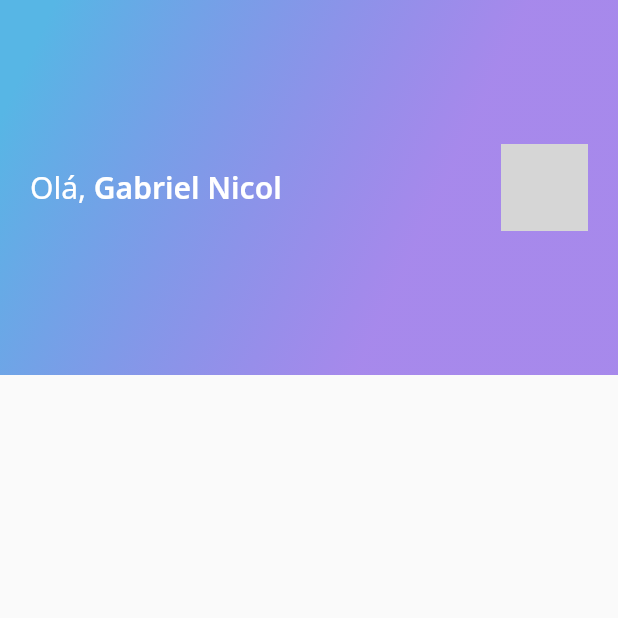
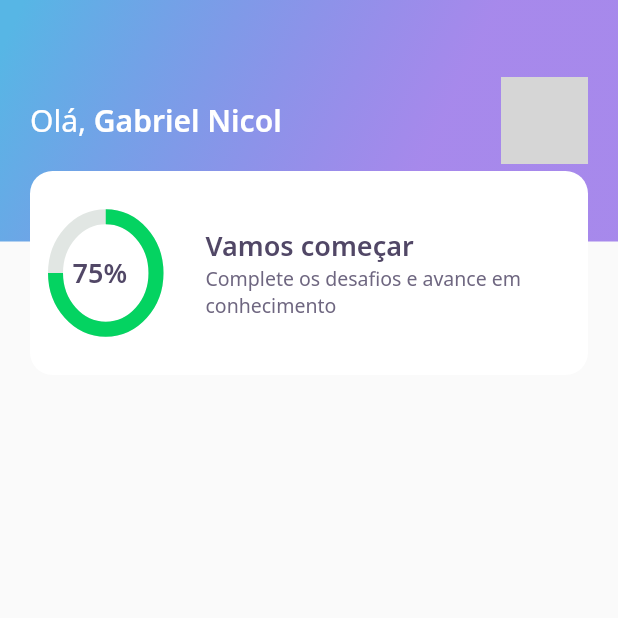
Before and after one commit to moraesnicol/quiz_dev, a Flutter app: the screen it shows after launch, on a phone screen of 412 x 824 dp, the top half of it. Run offline on Flutter 3.47's test engine with Material 2 defaults, Android fonts, the light colour scheme and no system bars; our stand-ins replace google_fonts; network calls fail; grey boxes are pictures that could not be loaded.

Commit message:
finish app bar

```diff
--- a/lib/main.dart
+++ b/lib/main.dart
@@ -1,7 +1,6 @@
 import 'package:dev_quiz/home/home_page.dart';
 import 'package:flutter/material.dart';
 
-import 'core/app_widget.dart';
 
 void main() {
   runApp(MyApp());
--- a/lib/widgets/appbar/app_bar_widiget.dart
+++ b/lib/widgets/appbar/app_bar_widiget.dart
@@ -2,6 +2,7 @@ import 'dart:io';
 
 import 'package:dev_quiz/core/app_gradients.dart';
 import 'package:dev_quiz/core/app_text_styles.dart';
+import 'package:dev_quiz/widgets/score_card/score_card_widiget.dart';
 import 'package:flutter/material.dart';
 
 class AppBarWidiget extends PreferredSize {
@@ -10,9 +11,13 @@ class AppBarWidiget extends PreferredSize {
           preferredSize: Size.fromHeight(250),
           child: Container(
             height: 250,
+            child: Stack(
+              children: [
+                Container(
+                  height: 161,
+                  padding: const EdgeInsets.symmetric(horizontal: 20),
+                  width: double.maxFinite,
                   decoration: BoxDecoration(gradient: AppGradients.linear),
-            child: Padding(
-              padding: const EdgeInsets.symmetric(horizontal: 20),
                   child: Row(
                     mainAxisAlignment: MainAxisAlignment.spaceBetween,
                     children: [
@@ -38,6 +43,9 @@ class AppBarWidiget extends PreferredSize {
                     ],
                   ),
                 ),
+                Align(alignment: Alignment(0.0, 1.0), child: ScoreCardWidget())
+              ],
+            ),
           ),
         );
 }
--- /dev/null
+++ b/lib/widgets/chart/chart_widiget.dart
@@ -0,0 +1,36 @@
+import 'package:dev_quiz/core/core.dart';
+import 'package:flutter/material.dart';
+
+class ChartWidget extends StatelessWidget {
+  @override
+  Widget build(BuildContext context) {
+    return Container(
+      height: 80,
+      width: 80,
+      child: Stack(
+        children: [
+          Center(
+            child: Container(
+              height: 75,
+              width: 75,
+              padding: EdgeInsets.only(left: 8),
+              child: CircularProgressIndicator(
+                strokeWidth: 10,
+                value: .75,
+                backgroundColor: AppColors.chartSecondary,
+                valueColor:
+                    AlwaysStoppedAnimation<Color>(AppColors.chartPrimary),
+              ),
+            ),
+          ),
+          Center(
+            child: Text(
+              "75%",
+              style: AppTextStyles.heading,
+            ),
+          )
+        ],
+      ),
+    );
+  }
+}
--- a/lib/widgets/score_card/score_card_widiget.dart
+++ b/lib/widgets/score_card/score_card_widiget.dart
@@ -0,0 +1,47 @@
+import 'package:dev_quiz/core/app_colors.dart';
+import 'package:dev_quiz/core/app_text_styles.dart';
+import 'package:dev_quiz/widgets/chart/chart_widiget.dart';
+import 'package:flutter/material.dart';
+
+class ScoreCardWidget extends StatelessWidget {
+  const ScoreCardWidget({Key? key}) : super(key: key);
+
+  @override
+  Widget build(BuildContext context) {
+    return Padding(
+      padding: const EdgeInsets.only(left: 20, right: 20),
+      child: Container(
+        height: 136,
+        decoration: BoxDecoration(
+            color: AppColors.white, borderRadius: BorderRadius.circular(15)),
+        child: Row(
+          crossAxisAlignment: CrossAxisAlignment.center,
+          children: [
+            Expanded(
+              flex: 1,
+              child: ChartWidget(),
+            ),
+            Expanded(
+              flex: 3,
+              child: Padding(
+                padding: const EdgeInsets.only(left: 24),
+                child: Column(
+                  mainAxisAlignment: MainAxisAlignment.center,
+                  crossAxisAlignment: CrossAxisAlignment.start,
+                  children: [
+                    Text(
+                      "Vamos começar",
+                      style: AppTextStyles.heading,
+                    ),
+                    Text("Complete os desafios e avance em conhecimento",
+                        style: AppTextStyles.body),
+                  ],
+                ),
+              ),
+            )
+          ],
+        ),
+      ),
+    );
+  }
+}
```
Lines whose indentation alone changed are shown as unchanged.
